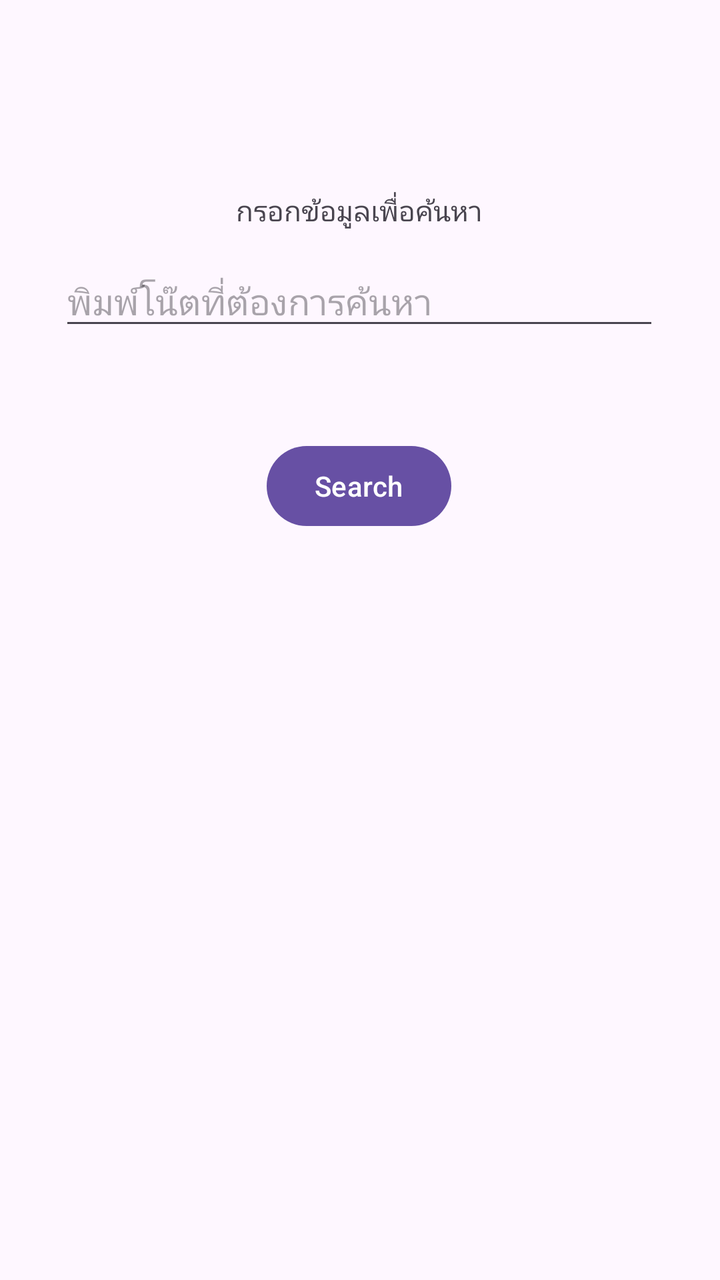
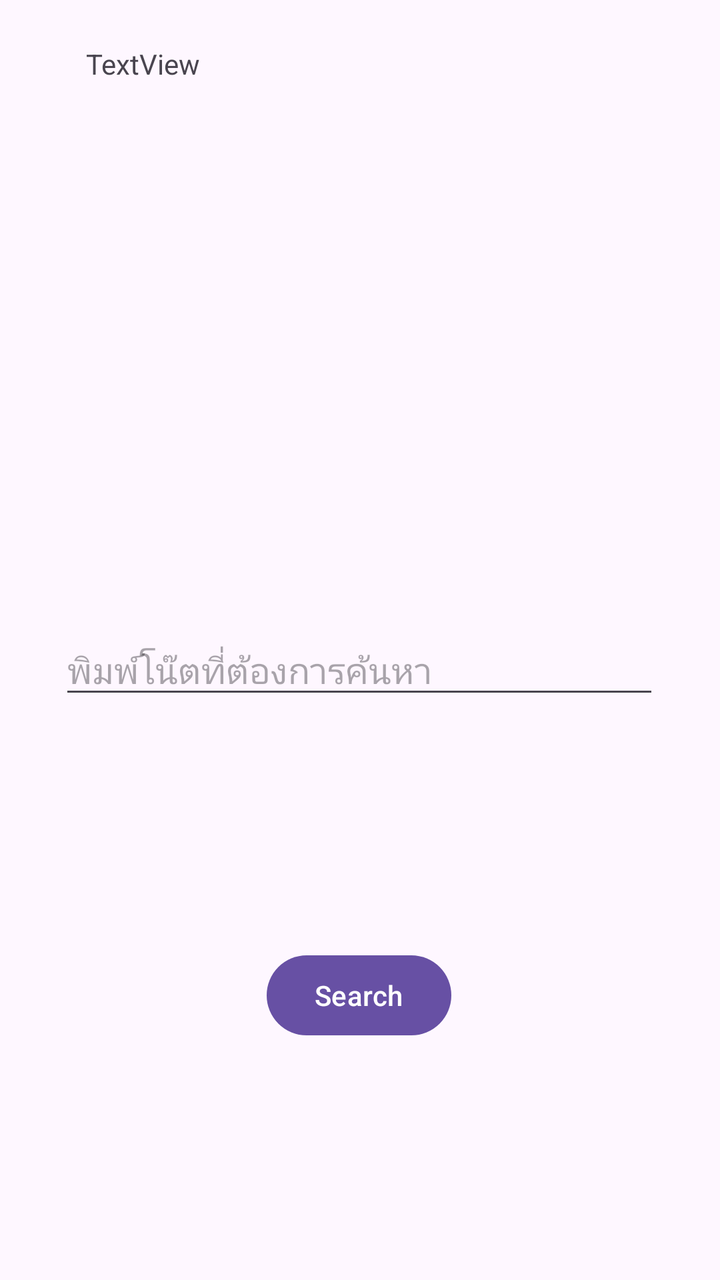

The first picture is an Android layout as it rendered before a commit; the second is the same layout after the commit. The layout source and the unified diff follow.
<!-- AndroidManifest.xml: application theme Theme.Lab4 -->
<!-- res/layout/activity_brow_note.xml -->
<?xml version="1.0" encoding="utf-8"?>
<androidx.constraintlayout.widget.ConstraintLayout xmlns:android="http://schemas.android.com/apk/res/android"
    xmlns:app="http://schemas.android.com/apk/res-auto"
    xmlns:tools="http://schemas.android.com/tools"
    android:id="@+id/main"
    android:layout_width="match_parent"
    android:layout_height="match_parent"
    tools:context=".BrowNoteActivity">

    <TextView
        android:id="@+id/textView5"
        android:layout_width="wrap_content"
        android:layout_height="wrap_content"
        android:text="กรอกข้อมูลเพื่อค้นหา"
        app:layout_constraintBottom_toBottomOf="parent"
        app:layout_constraintEnd_toEndOf="parent"
        app:layout_constraintHorizontal_bias="0.498"
        app:layout_constraintStart_toStartOf="parent"
        app:layout_constraintTop_toTopOf="parent"
        app:layout_constraintVertical_bias="0.154" />

    <EditText
        android:id="@+id/editTextSearch"
        android:layout_width="300dp"
        android:layout_height="wrap_content"
        android:hint="พิมพ์โน๊ตที่ต้องการค้นหา"
        android:inputType="text"
        app:layout_constraintBottom_toTopOf="@+id/button5"
        app:layout_constraintEnd_toEndOf="parent"
        app:layout_constraintHorizontal_bias="0.495"
        app:layout_constraintStart_toStartOf="parent"
        app:layout_constraintTop_toTopOf="parent"
        app:layout_constraintVertical_bias="0.724" />

    <Button
        android:id="@+id/button5"
        android:layout_width="wrap_content"
        android:layout_height="wrap_content"
        android:text="Search"
        app:layout_constraintBottom_toBottomOf="parent"
        app:layout_constraintEnd_toEndOf="parent"
        app:layout_constraintHorizontal_bias="0.498"
        app:layout_constraintStart_toStartOf="parent"
        app:layout_constraintTop_toTopOf="parent"
        app:layout_constraintVertical_bias="0.37" />

    <ProgressBar
        android:id="@+id/progressBar2"
        style="?android:attr/progressBarStyle"
        android:layout_width="wrap_content"
        android:layout_height="wrap_content"
        android:visibility="gone"
        app:layout_constraintBottom_toBottomOf="parent"
        app:layout_constraintEnd_toEndOf="parent"
        app:layout_constraintStart_toStartOf="parent"
        app:layout_constraintTop_toBottomOf="@+id/button5"
        app:layout_constraintVertical_bias="0.2" />
</androidx.constraintlayout.widget.ConstraintLayout>
<!-- resources referenced by this layout -->
<resources>
  <style name="Theme.Lab4" parent="Base.Theme.Lab4" />
  <style name="Base.Theme.Lab4" parent="Theme.Material3.DayNight.NoActionBar">
          
          
      </style>
</resources>

<!-- the commit's change to res/layout/activity_brow_note.xml (unified diff, before → after) -->
@@ -5,19 +5,7 @@
     android:id="@+id/main"
     android:layout_width="match_parent"
     android:layout_height="match_parent"
-    tools:context=".BrowNoteActivity">
-
-    <TextView
-        android:id="@+id/textView5"
-        android:layout_width="wrap_content"
-        android:layout_height="wrap_content"
-        android:text="กรอกข้อมูลเพื่อค้นหา"
-        app:layout_constraintBottom_toBottomOf="parent"
-        app:layout_constraintEnd_toEndOf="parent"
-        app:layout_constraintHorizontal_bias="0.498"
-        app:layout_constraintStart_toStartOf="parent"
-        app:layout_constraintTop_toTopOf="parent"
-        app:layout_constraintVertical_bias="0.154" />
+    tools:context=".View.BrowNoteActivity">
 
     <EditText
         android:id="@+id/editTextSearch"
@@ -42,7 +30,7 @@
         app:layout_constraintHorizontal_bias="0.498"
         app:layout_constraintStart_toStartOf="parent"
         app:layout_constraintTop_toTopOf="parent"
-        app:layout_constraintVertical_bias="0.37" />
+        app:layout_constraintVertical_bias="0.8" />
 
     <ProgressBar
         android:id="@+id/progressBar2"
@@ -55,4 +43,16 @@
         app:layout_constraintStart_toStartOf="parent"
         app:layout_constraintTop_toBottomOf="@+id/button5"
         app:layout_constraintVertical_bias="0.2" />
+
+    <TextView
+        android:id="@+id/textView5"
+        android:layout_width="274dp"
+        android:layout_height="268dp"
+        android:text="TextView"
+        app:layout_constraintBottom_toTopOf="@+id/editTextSearch"
+        app:layout_constraintEnd_toEndOf="parent"
+        app:layout_constraintHorizontal_bias="0.5"
+        app:layout_constraintStart_toStartOf="parent"
+        app:layout_constraintTop_toTopOf="parent"
+        app:layout_constraintVertical_bias="0.5" />
 </androidx.constraintlayout.widget.ConstraintLayout>
